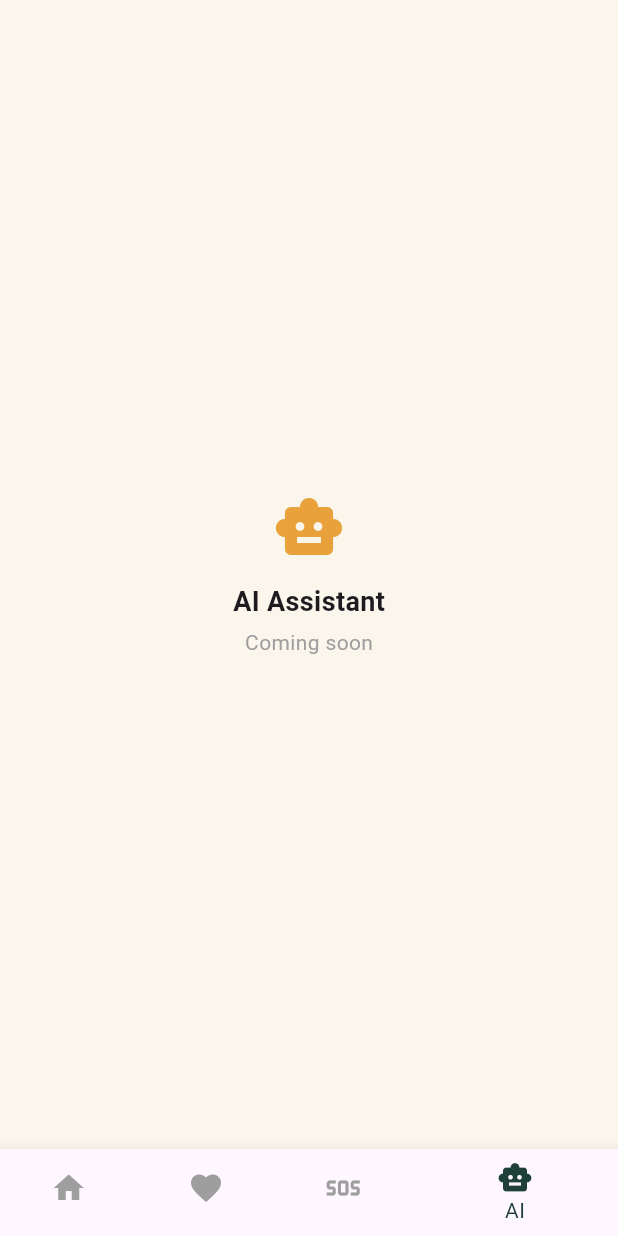
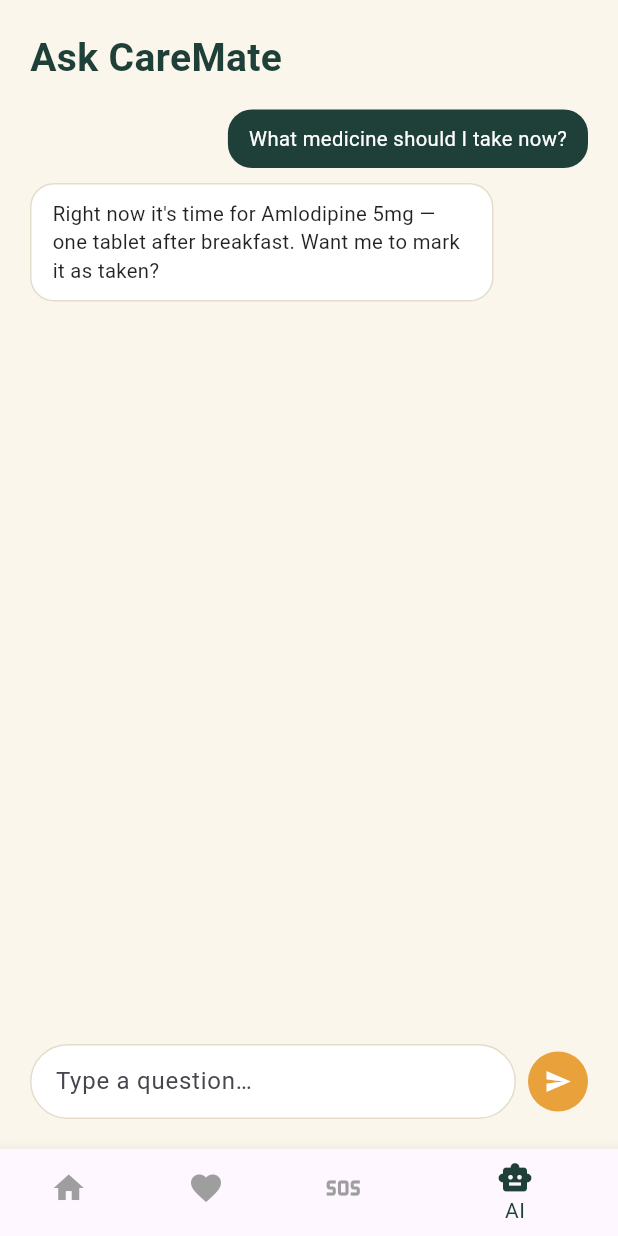
Before and after one commit to TharusiManchanayake/CareMate, a Flutter app: the screen it shows after launch, item 4 of the bottom bar chosen, on a phone screen of 412 x 824 dp. Run offline on Flutter 3.47's test engine with Material 3 defaults, Android fonts, the phone set to English and light mode, and no system bars.

Commit message:
Add AI Assistant chat screen and shared_preferences dependency

```diff
--- /dev/null
+++ b/lib/ai_screen.dart
@@ -0,0 +1,145 @@
+import 'package:flutter/material.dart';
+
+// A model for one chat message — who sent it, and the text.
+class ChatMessage {
+  final String text;
+  final bool isUser; // true = Mary sent it, false = the AI sent it
+
+  ChatMessage({required this.text, required this.isUser});
+}
+
+class AiScreen extends StatefulWidget {
+  const AiScreen({super.key});
+
+  @override
+  State<AiScreen> createState() => _AiScreenState();
+}
+
+class _AiScreenState extends State<AiScreen> {
+  // TextEditingController lets us READ whatever the user types into
+  // a TextField, and also clear it programmatically after sending.
+  final TextEditingController _controller = TextEditingController();
+
+  // Start with a couple of example messages already in the chat.
+  final List<ChatMessage> _messages = [
+    ChatMessage(text: 'What medicine should I take now?', isUser: true),
+    ChatMessage(
+      text: "Right now it's time for Amlodipine 5mg — one tablet after breakfast. Want me to mark it as taken?",
+      isUser: false,
+    ),
+  ];
+
+  void _sendMessage() {
+    final text = _controller.text.trim();
+    if (text.isEmpty) return; // don't send empty messages
+
+    setState(() {
+      _messages.add(ChatMessage(text: text, isUser: true));
+      // A placeholder canned reply — later this is where we'd call
+      // a real AI API instead of hardcoding a response.
+      _messages.add(ChatMessage(
+        text: "Let me check that for you... (this is a placeholder reply for now)",
+        isUser: false,
+      ));
+    });
+
+    _controller.clear(); // empty the text field after sending
+  }
+
+  @override
+  void dispose() {
+    // Always dispose controllers when the widget is removed, to
+    // free up memory — Dart doesn't do this automatically for you.
+    _controller.dispose();
+    super.dispose();
+  }
+
+  @override
+  Widget build(BuildContext context) {
+    return Padding(
+      padding: const EdgeInsets.all(20),
+      child: Column(
+        crossAxisAlignment: CrossAxisAlignment.start,
+        children: [
+          const Text(
+            'Ask CareMate',
+            style: TextStyle(
+              fontSize: 26,
+              fontWeight: FontWeight.w600,
+              color: Color(0xFF1E4038),
+            ),
+          ),
+          const SizedBox(height: 16),
+
+          // Expanded makes the chat list fill all remaining vertical
+          // space, pushing the input field to the bottom.
+          Expanded(
+            child: ListView.builder(
+              itemCount: _messages.length,
+              itemBuilder: (context, index) {
+                final msg = _messages[index];
+                return _chatBubble(msg);
+              },
+            ),
+          ),
+
+          const SizedBox(height: 12),
+          Row(
+            children: [
+              Expanded(
+                child: Container(
+                  padding: const EdgeInsets.symmetric(horizontal: 16),
+                  decoration: BoxDecoration(
+                    color: Colors.white,
+                    borderRadius: BorderRadius.circular(100),
+                    border: Border.all(color: const Color(0xFFE4DDCB)),
+                  ),
+                  child: TextField(
+                    controller: _controller,
+                    decoration: const InputDecoration(
+                      hintText: 'Type a question…',
+                      border: InputBorder.none,
+                    ),
+                    onSubmitted: (_) => _sendMessage(), // Enter key sends too
+                  ),
+                ),
+              ),
+              const SizedBox(width: 8),
+              CircleAvatar(
+                backgroundColor: const Color(0xFFE9A23B),
+                child: IconButton(
+                  icon: const Icon(Icons.send, color: Colors.white, size: 18),
+                  onPressed: _sendMessage,
+                ),
+              ),
+            ],
+          ),
+        ],
+      ),
+    );
+  }
+
+  Widget _chatBubble(ChatMessage msg) {
+    return Align(
+      // User messages align right, AI messages align left
+      alignment: msg.isUser ? Alignment.centerRight : Alignment.centerLeft,
+      child: Container(
+        margin: const EdgeInsets.only(bottom: 10),
+        padding: const EdgeInsets.symmetric(horizontal: 14, vertical: 10),
+        constraints: BoxConstraints(maxWidth: MediaQuery.of(context).size.width * 0.75),
+        decoration: BoxDecoration(
+          color: msg.isUser ? const Color(0xFF1E4038) : Colors.white,
+          borderRadius: BorderRadius.circular(16),
+          border: msg.isUser ? null : Border.all(color: const Color(0xFFE4DDCB)),
+        ),
+        child: Text(
+          msg.text,
+          style: TextStyle(
+            color: msg.isUser ? Colors.white : Colors.black87,
+            fontSize: 13.5,
+          ),
+        ),
+      ),
+    );
+  }
+}
--- a/lib/main.dart
+++ b/lib/main.dart
@@ -2,6 +2,7 @@ import 'package:flutter/material.dart';
 import 'medicine.dart'; // our new data model file
 import 'health_screen.dart';
 import 'sos_screen.dart';
+import 'ai_screen.dart';
 
 void main() {
   runApp(const CareMateApp());
@@ -67,7 +68,7 @@ class _HomeScreenState extends State<HomeScreen> {
             _buildHomeTab(),
             const HealthScreen(),
             const SosScreen(),
-            _placeholderTab('AI Assistant', Icons.smart_toy, const Color(0xFFE9A23B)),
+            const AiScreen(),
           ],
         ),
       ),
--- a/pubspec.yaml
+++ b/pubspec.yaml
@@ -34,6 +34,7 @@ dependencies:
   # The following adds the Cupertino Icons font to your application.
   # Use with the CupertinoIcons class for iOS style icons.
   cupertino_icons: ^1.0.8
+  shared_preferences: ^2.3.2
 
 dev_dependencies:
   flutter_test:
```
Also changed, not shown: pubspec.lock.
